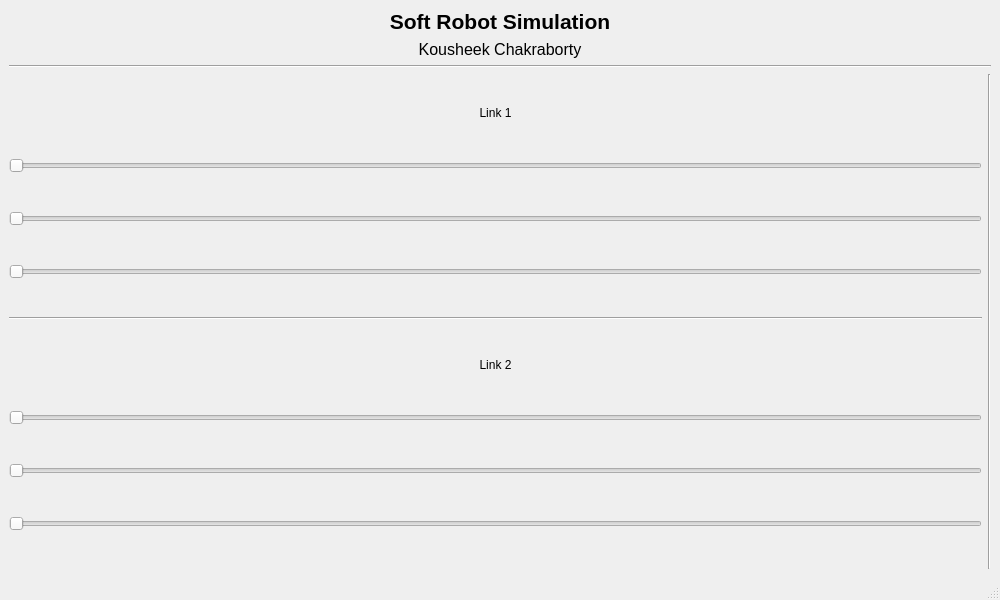
Qt form sim_gui.ui (kousheekc/soft_robot_simulation) before a commit.
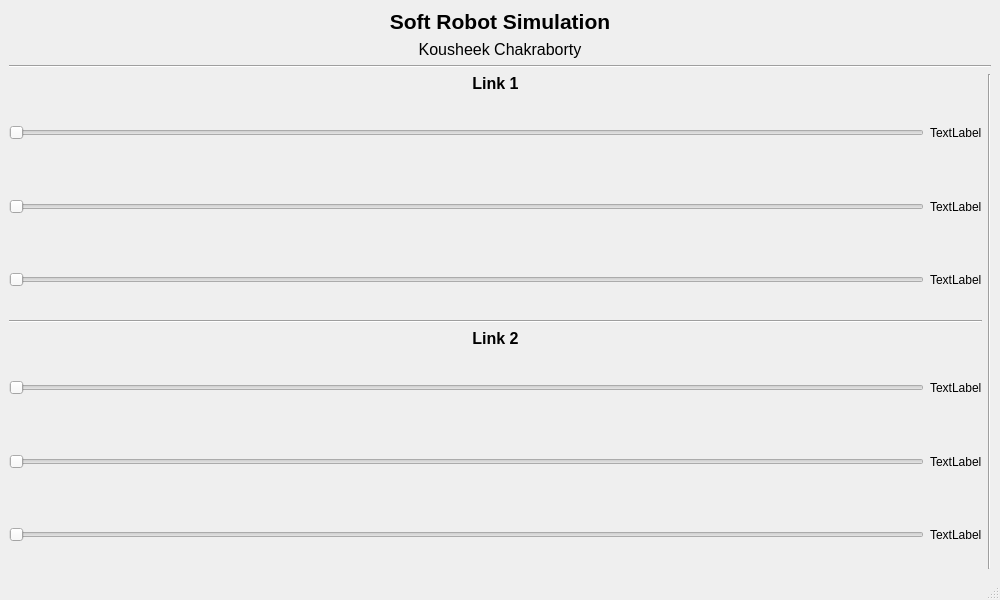
The same form after that commit.

Patch:
```diff
--- a/sim_gui.ui
+++ b/sim_gui.ui
@@ -80,6 +80,13 @@
             <verstretch>0</verstretch>
            </sizepolicy>
           </property>
+          <property name="font">
+           <font>
+            <pointsize>12</pointsize>
+            <weight>75</weight>
+            <bold>true</bold>
+           </font>
+          </property>
           <property name="text">
            <string>Link 1</string>
           </property>
@@ -89,6 +96,8 @@
          </widget>
         </item>
         <item>
+         <layout class="QHBoxLayout" name="horizontalLayout_2">
+          <item>
          <widget class="QSlider" name="l1a">
           <property name="minimum">
            <number>20</number>
@@ -111,6 +120,17 @@
          </widget>
         </item>
         <item>
+           <widget class="QLabel" name="l1a_val">
+            <property name="text">
+             <string>TextLabel</string>
+            </property>
+           </widget>
+          </item>
+         </layout>
+        </item>
+        <item>
+         <layout class="QHBoxLayout" name="horizontalLayout_3">
+          <item>
          <widget class="QSlider" name="l1b">
           <property name="minimum">
            <number>20</number>
@@ -127,6 +147,17 @@
          </widget>
         </item>
         <item>
+           <widget class="QLabel" name="l1b_val">
+            <property name="text">
+             <string>TextLabel</string>
+            </property>
+           </widget>
+          </item>
+         </layout>
+        </item>
+        <item>
+         <layout class="QHBoxLayout" name="horizontalLayout_4">
+          <item>
          <widget class="QSlider" name="l1c">
           <property name="minimum">
            <number>20</number>
@@ -143,6 +174,15 @@
          </widget>
         </item>
         <item>
+           <widget class="QLabel" name="l1c_val">
+            <property name="text">
+             <string>TextLabel</string>
+            </property>
+           </widget>
+          </item>
+         </layout>
+        </item>
+        <item>
          <widget class="Line" name="line">
           <property name="orientation">
            <enum>Qt::Horizontal</enum>
@@ -157,6 +197,13 @@
             <verstretch>0</verstretch>
            </sizepolicy>
           </property>
+          <property name="font">
+           <font>
+            <pointsize>12</pointsize>
+            <weight>75</weight>
+            <bold>true</bold>
+           </font>
+          </property>
           <property name="text">
            <string>Link 2</string>
           </property>
@@ -166,6 +213,8 @@
          </widget>
         </item>
         <item>
+         <layout class="QHBoxLayout" name="horizontalLayout_5">
+          <item>
          <widget class="QSlider" name="l2a">
           <property name="minimum">
            <number>20</number>
@@ -182,6 +231,17 @@
          </widget>
         </item>
         <item>
+           <widget class="QLabel" name="l2a_val">
+            <property name="text">
+             <string>TextLabel</string>
+            </property>
+           </widget>
+          </item>
+         </layout>
+        </item>
+        <item>
+         <layout class="QHBoxLayout" name="horizontalLayout_6">
+          <item>
          <widget class="QSlider" name="l2b">
           <property name="minimum">
            <number>20</number>
@@ -198,6 +258,17 @@
          </widget>
         </item>
         <item>
+           <widget class="QLabel" name="l2b_val">
+            <property name="text">
+             <string>TextLabel</string>
+            </property>
+           </widget>
+          </item>
+         </layout>
+        </item>
+        <item>
+         <layout class="QHBoxLayout" name="horizontalLayout_7">
+          <item>
          <widget class="QSlider" name="l2c">
           <property name="minimum">
            <number>20</number>
@@ -212,6 +283,15 @@
            <enum>QSlider::NoTicks</enum>
           </property>
          </widget>
+          </item>
+          <item>
+           <widget class="QLabel" name="l2c_val">
+            <property name="text">
+             <string>TextLabel</string>
+            </property>
+           </widget>
+          </item>
+         </layout>
         </item>
        </layout>
       </item>
```
Lines whose indentation alone changed are shown as unchanged.
